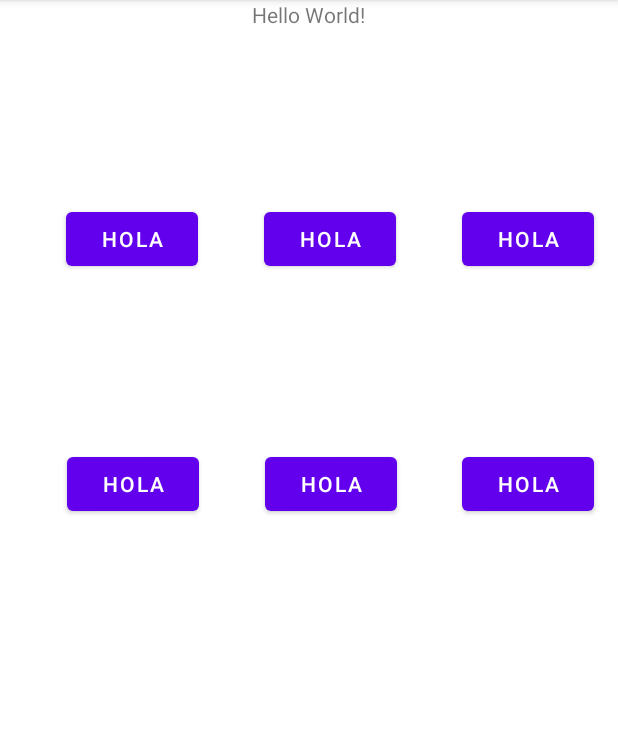
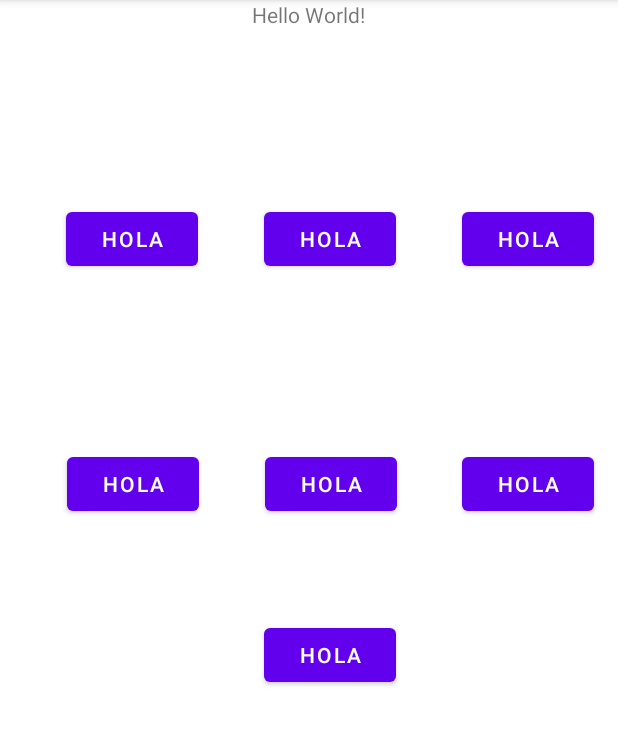
Before and after one commit to Isai199/PracticaLayaouts, an Android app: the screen it shows after launch (MainActivity), on a phone screen of 412 x 824 dp, the part 84-829 px from its top. Run offline under Robolectric (Android 15) with nearby library versions, the phone set to English and light mode, and no system bars.

Commit message:
ultima modificacion

```diff
--- a/app/src/main/res/layout/activity_main.xml
+++ b/app/src/main/res/layout/activity_main.xml
@@ -88,6 +88,19 @@
                 app:layout_constraintTop_toTopOf="parent"
                 app:layout_constraintVertical_bias="0.399" />
 
+            <Button
+                android:id="@+id/btnsiete"
+                android:layout_width="wrap_content"
+                android:layout_height="wrap_content"
+                android:layout_marginTop="16dp"
+                android:text="hola"
+                app:layout_constraintBottom_toBottomOf="parent"
+                app:layout_constraintHorizontal_bias="0.544"
+                app:layout_constraintLeft_toLeftOf="parent"
+                app:layout_constraintRight_toRightOf="parent"
+                app:layout_constraintTop_toBottomOf="@id/btncinco"
+                app:layout_constraintVertical_bias="0.14" />
+
         </androidx.constraintlayout.widget.ConstraintLayout>
 
 
```
